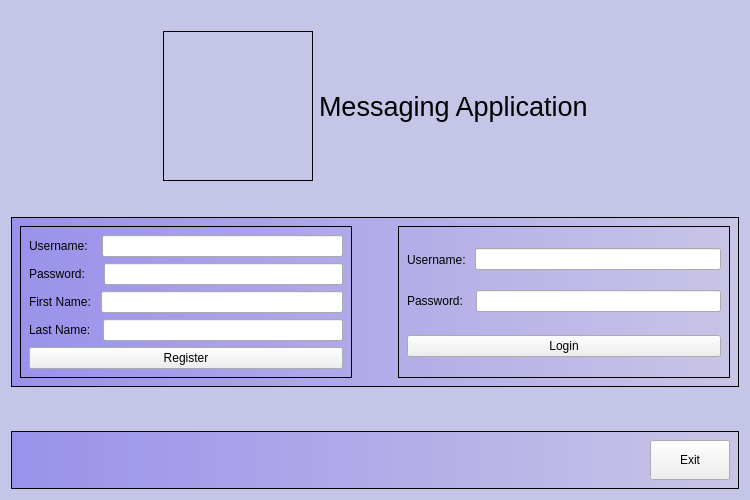
Qt form loginScreen.ui (elroydsouza/MessagingApp-SDI) before a commit.
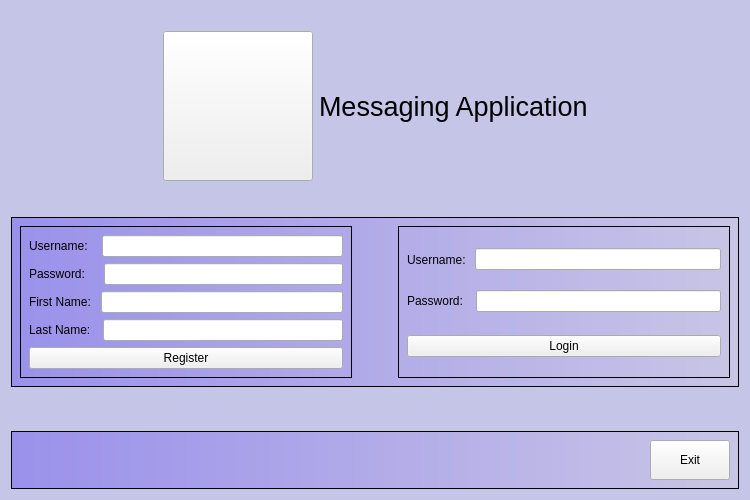
The same form after that commit.

What changed in the file:
```diff
--- a/loginScreen.ui
+++ b/loginScreen.ui
@@ -52,35 +52,16 @@
       </spacer>
      </item>
      <item>
-      <widget class="QLabel" name="label_19">
-       <property name="sizePolicy">
-        <sizepolicy hsizetype="Fixed" vsizetype="Fixed">
-         <horstretch>0</horstretch>
-         <verstretch>0</verstretch>
-        </sizepolicy>
-       </property>
+      <widget class="QPushButton" name="buttonLogo">
        <property name="minimumSize">
         <size>
          <width>150</width>
          <height>150</height>
         </size>
        </property>
-       <property name="font">
-        <font>
-         <pointsize>22</pointsize>
-         <weight>75</weight>
-         <bold>true</bold>
-        </font>
-       </property>
-       <property name="styleSheet">
-        <string notr="true">border: 1px solid;</string>
-       </property>
        <property name="text">
         <string/>
        </property>
-       <property name="alignment">
-        <set>Qt::AlignCenter</set>
-       </property>
       </widget>
      </item>
      <item>
```
